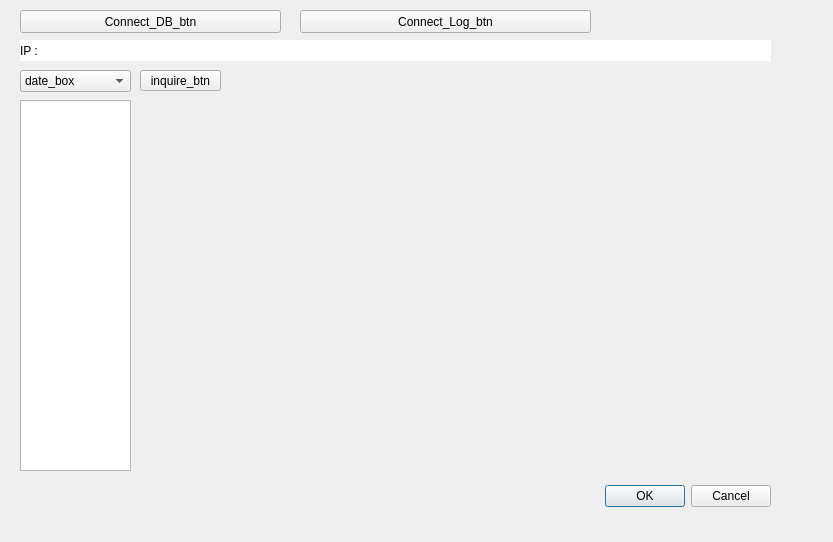
This is PACS.ui in jamemanionda/2023_skku_medical as Qt 5 draws it before an edit. The edited form follows.
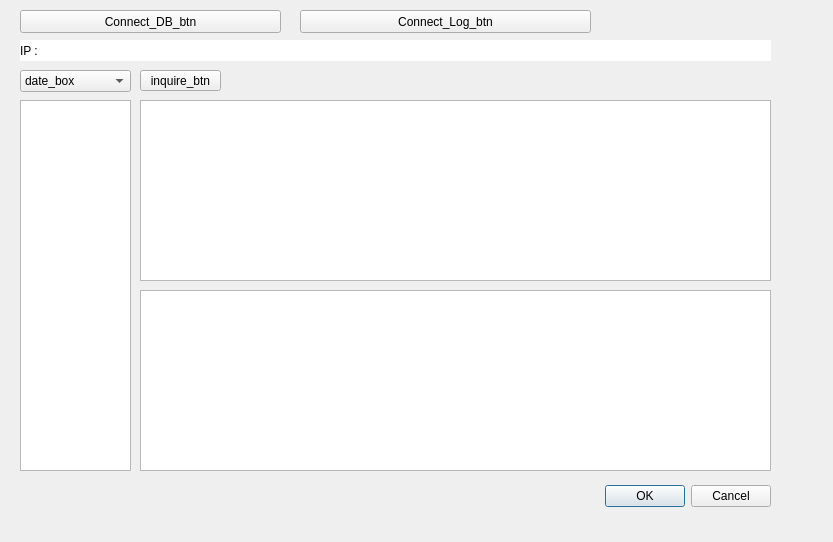
This is the edited form.

Patch:
```diff
--- a/PACS.ui
+++ b/PACS.ui
@@ -39,28 +39,6 @@
     </rect>
    </property>
   </widget>
-  <widget class="QWidget" name="verticalLayoutWidget">
-   <property name="geometry">
-    <rect>
-     <x>150</x>
-     <y>100</y>
-     <width>621</width>
-     <height>171</height>
-    </rect>
-   </property>
-   <layout class="QVBoxLayout" name="verticalLayout"/>
-  </widget>
-  <widget class="QWidget" name="verticalLayoutWidget_2">
-   <property name="geometry">
-    <rect>
-     <x>150</x>
-     <y>280</y>
-     <width>621</width>
-     <height>191</height>
-    </rect>
-   </property>
-   <layout class="QVBoxLayout" name="verticalLayout_2"/>
-  </widget>
   <widget class="QComboBox" name="date_box">
    <property name="geometry">
     <rect>
@@ -131,6 +109,26 @@
     <string>IP : </string>
    </property>
   </widget>
+  <widget class="QTableWidget" name="Logtable">
+   <property name="geometry">
+    <rect>
+     <x>140</x>
+     <y>100</y>
+     <width>631</width>
+     <height>181</height>
+    </rect>
+   </property>
+  </widget>
+  <widget class="QTableWidget" name="DBtable">
+   <property name="geometry">
+    <rect>
+     <x>140</x>
+     <y>290</y>
+     <width>631</width>
+     <height>181</height>
+    </rect>
+   </property>
+  </widget>
  </widget>
  <resources/>
  <connections>
```
Left out of the diff: 4 changed lines with no effect on the pictures.
